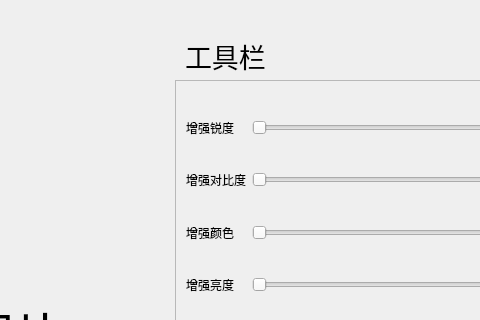
Qt form 源代码/qmain.ui (Tony-helloworld/digital_fff) before a commit; both pictures show x 755 to 1235 and y 0 to 320 of the 1343 by 824 pixel window.
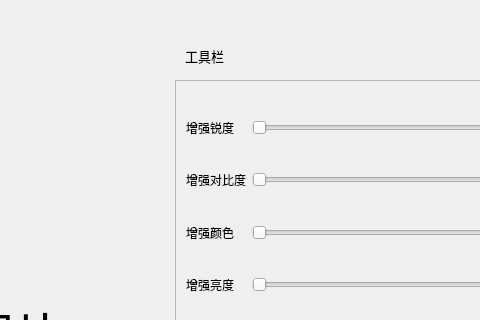
The same form after that commit.

```diff
--- a/源代码/qmain.ui
+++ b/源代码/qmain.ui
@@ -778,7 +778,7 @@
    </property>
    <property name="font">
     <font>
-     <pointsize>20</pointsize>
+     <pointsize>10</pointsize>
     </font>
    </property>
    <property name="text">
```
